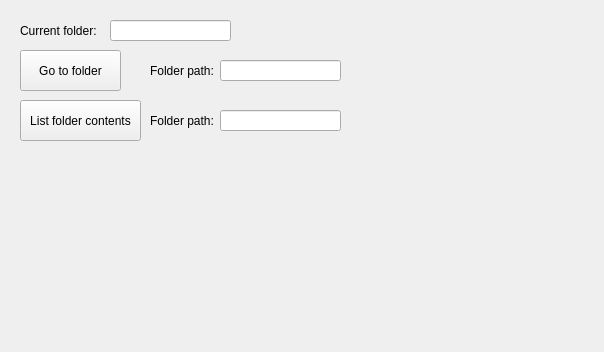
The window that Homework1/mainwindow.ui (Krezerenko/Config_Homework) describes before a commit, drawn with Qt 5.
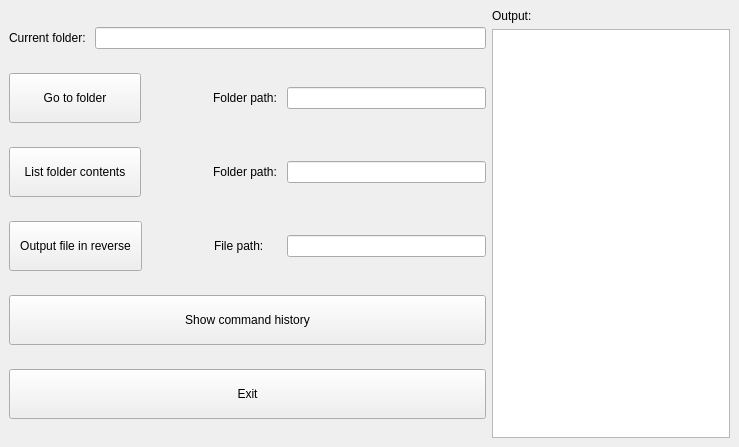
The same window after the commit.

Commit message: Добавил команды rev и history. Задание завершено, но остался баг при котором иногда виртуальная машина выдает сигсегв на каком то моменте.

Diff of the .ui file:
```diff
--- a/Homework1/mainwindow.ui
+++ b/Homework1/mainwindow.ui
@@ -6,112 +6,274 @@
    <rect>
     <x>0</x>
     <y>0</y>
-    <width>604</width>
-    <height>352</height>
+    <width>739</width>
+    <height>447</height>
    </rect>
   </property>
+  <property name="minimumSize">
+   <size>
+    <width>500</width>
+    <height>350</height>
+   </size>
+  </property>
   <property name="windowTitle">
    <string>MainWindow</string>
   </property>
   <widget class="QWidget" name="centralwidget">
-   <widget class="QPushButton" name="btnCd">
-    <property name="geometry">
-     <rect>
-      <x>20</x>
-      <y>50</y>
-      <width>101</width>
-      <height>41</height>
-     </rect>
-    </property>
-    <property name="text">
-     <string>Go to folder</string>
-    </property>
-   </widget>
-   <widget class="QLabel" name="label">
-    <property name="geometry">
-     <rect>
-      <x>150</x>
-      <y>60</y>
-      <width>71</width>
-      <height>21</height>
-     </rect>
-    </property>
-    <property name="text">
-     <string>Folder path: </string>
-    </property>
-   </widget>
-   <widget class="QLineEdit" name="txtCdFolderPath">
-    <property name="geometry">
-     <rect>
-      <x>220</x>
-      <y>60</y>
-      <width>121</width>
-      <height>21</height>
-     </rect>
-    </property>
-   </widget>
-   <widget class="QLabel" name="label_2">
-    <property name="geometry">
-     <rect>
-      <x>20</x>
-      <y>20</y>
-      <width>81</width>
-      <height>21</height>
-     </rect>
-    </property>
-    <property name="text">
-     <string>Current folder:</string>
-    </property>
-   </widget>
-   <widget class="QLineEdit" name="txtCurrentFolder">
-    <property name="geometry">
-     <rect>
-      <x>110</x>
-      <y>20</y>
-      <width>121</width>
-      <height>21</height>
-     </rect>
-    </property>
-    <property name="readOnly">
-     <bool>true</bool>
-    </property>
-   </widget>
-   <widget class="QPushButton" name="btnLs">
-    <property name="geometry">
-     <rect>
-      <x>20</x>
-      <y>100</y>
-      <width>121</width>
-      <height>41</height>
-     </rect>
-    </property>
-    <property name="text">
-     <string>List folder contents</string>
-    </property>
-   </widget>
-   <widget class="QLabel" name="label_3">
-    <property name="geometry">
-     <rect>
-      <x>150</x>
-      <y>110</y>
-      <width>71</width>
-      <height>21</height>
-     </rect>
-    </property>
-    <property name="text">
-     <string>Folder path: </string>
-    </property>
-   </widget>
-   <widget class="QLineEdit" name="txtLsFolderPath">
-    <property name="geometry">
-     <rect>
-      <x>220</x>
-      <y>110</y>
-      <width>121</width>
-      <height>21</height>
-     </rect>
-    </property>
-   </widget>
+   <layout class="QHBoxLayout" name="horizontalLayout_7" stretch="2,1">
+    <item>
+     <layout class="QVBoxLayout" name="verticalLayout_2" stretch="1,2,2,2,1,0">
+      <item>
+       <layout class="QHBoxLayout" name="horizontalLayout_3" stretch="1,2">
+        <item>
+         <widget class="QLabel" name="label_2">
+          <property name="maximumSize">
+           <size>
+            <width>80</width>
+            <height>16777215</height>
+           </size>
+          </property>
+          <property name="text">
+           <string>Current folder:</string>
+          </property>
+         </widget>
+        </item>
+        <item>
+         <widget class="QLineEdit" name="txtCurrentFolder">
+          <property name="readOnly">
+           <bool>true</bool>
+          </property>
+         </widget>
+        </item>
+       </layout>
+      </item>
+      <item>
+       <layout class="QHBoxLayout" name="horizontalLayout_4" stretch="2,1,1,3">
+        <property name="spacing">
+         <number>6</number>
+        </property>
+        <property name="sizeConstraint">
+         <enum>QLayout::SizeConstraint::SetMaximumSize</enum>
+        </property>
+        <property name="leftMargin">
+         <number>0</number>
+        </property>
+        <property name="topMargin">
+         <number>0</number>
+        </property>
+        <property name="bottomMargin">
+         <number>0</number>
+        </property>
+        <item>
+         <widget class="QPushButton" name="btnCd">
+          <property name="sizePolicy">
+           <sizepolicy hsizetype="Minimum" vsizetype="Fixed">
+            <horstretch>100</horstretch>
+            <verstretch>100</verstretch>
+           </sizepolicy>
+          </property>
+          <property name="minimumSize">
+           <size>
+            <width>100</width>
+            <height>50</height>
+           </size>
+          </property>
+          <property name="locale">
+           <locale language="English" country="UnitedStates"/>
+          </property>
+          <property name="text">
+           <string>Go to folder</string>
+          </property>
+         </widget>
+        </item>
+        <item>
+         <spacer name="horizontalSpacer_7">
+          <property name="orientation">
+           <enum>Qt::Orientation::Horizontal</enum>
+          </property>
+          <property name="sizeHint" stdset="0">
+           <size>
+            <width>40</width>
+            <height>20</height>
+           </size>
+          </property>
+         </spacer>
+        </item>
+        <item>
+         <widget class="QLabel" name="label">
+          <property name="maximumSize">
+           <size>
+            <width>70</width>
+            <height>16777215</height>
+           </size>
+          </property>
+          <property name="text">
+           <string>Folder path: </string>
+          </property>
+         </widget>
+        </item>
+        <item>
+         <widget class="QLineEdit" name="txtCdFolderPath"/>
+        </item>
+       </layout>
+      </item>
+      <item>
+       <layout class="QHBoxLayout" name="horizontalLayout_5" stretch="2,1,1,3">
+        <item>
+         <widget class="QPushButton" name="btnLs">
+          <property name="sizePolicy">
+           <sizepolicy hsizetype="Minimum" vsizetype="Fixed">
+            <horstretch>100</horstretch>
+            <verstretch>0</verstretch>
+           </sizepolicy>
+          </property>
+          <property name="minimumSize">
+           <size>
+            <width>120</width>
+            <height>50</height>
+           </size>
+          </property>
+          <property name="text">
+           <string>List folder contents</string>
+          </property>
+         </widget>
+        </item>
+        <item>
+         <spacer name="horizontalSpacer_6">
+          <property name="orientation">
+           <enum>Qt::Orientation::Horizontal</enum>
+          </property>
+          <property name="sizeHint" stdset="0">
+           <size>
+            <width>40</width>
+            <height>20</height>
+           </size>
+          </property>
+         </spacer>
+        </item>
+        <item>
+         <widget class="QLabel" name="label_3">
+          <property name="maximumSize">
+           <size>
+            <width>70</width>
+            <height>16777215</height>
+           </size>
+          </property>
+          <property name="text">
+           <string>Folder path: </string>
+          </property>
+         </widget>
+        </item>
+        <item>
+         <widget class="QLineEdit" name="txtLsFolderPath"/>
+        </item>
+       </layout>
+      </item>
+      <item>
+       <layout class="QHBoxLayout" name="horizontalLayout_6" stretch="2,1,1,3">
+        <item>
+         <widget class="QPushButton" name="btnRev">
+          <property name="sizePolicy">
+           <sizepolicy hsizetype="Minimum" vsizetype="Fixed">
+            <horstretch>100</horstretch>
+            <verstretch>0</verstretch>
+           </sizepolicy>
+          </property>
+          <property name="minimumSize">
+           <size>
+            <width>0</width>
+            <height>50</height>
+           </size>
+          </property>
+          <property name="text">
+           <string>Output file in reverse</string>
+          </property>
+         </widget>
+        </item>
+        <item>
+         <spacer name="horizontalSpacer_5">
+          <property name="orientation">
+           <enum>Qt::Orientation::Horizontal</enum>
+          </property>
+          <property name="sizeHint" stdset="0">
+           <size>
+            <width>40</width>
+            <height>20</height>
+           </size>
+          </property>
+         </spacer>
+        </item>
+        <item>
+         <widget class="QLabel" name="label_5">
+          <property name="maximumSize">
+           <size>
+            <width>70</width>
+            <height>16777215</height>
+           </size>
+          </property>
+          <property name="text">
+           <string>File path:</string>
+          </property>
+         </widget>
+        </item>
+        <item>
+         <widget class="QLineEdit" name="txtRevFilePath"/>
+        </item>
+       </layout>
+      </item>
+      <item>
+       <widget class="QPushButton" name="btnHistory">
+        <property name="minimumSize">
+         <size>
+          <width>0</width>
+          <height>50</height>
+         </size>
+        </property>
+        <property name="locale">
+         <locale language="English" country="UnitedStates"/>
+        </property>
+        <property name="text">
+         <string>Show command history</string>
+        </property>
+       </widget>
+      </item>
+      <item>
+       <widget class="QPushButton" name="btnExit">
+        <property name="minimumSize">
+         <size>
+          <width>0</width>
+          <height>50</height>
+         </size>
+        </property>
+        <property name="locale">
+         <locale language="English" country="UnitedStates"/>
+        </property>
+        <property name="text">
+         <string>Exit</string>
+        </property>
+       </widget>
+      </item>
+     </layout>
+    </item>
+    <item>
+     <layout class="QVBoxLayout" name="verticalLayout">
+      <item>
+       <widget class="QLabel" name="label_4">
+        <property name="text">
+         <string>Output:</string>
+        </property>
+       </widget>
+      </item>
+      <item>
+       <widget class="QTextEdit" name="txtOutput">
+        <property name="readOnly">
+         <bool>true</bool>
+        </property>
+       </widget>
+      </item>
+     </layout>
+    </item>
+   </layout>
   </widget>
  </widget>
  <resources/>
```
Left out of the diff: 3 changed lines with no effect on the pictures. The commit also changes 17 other files.
